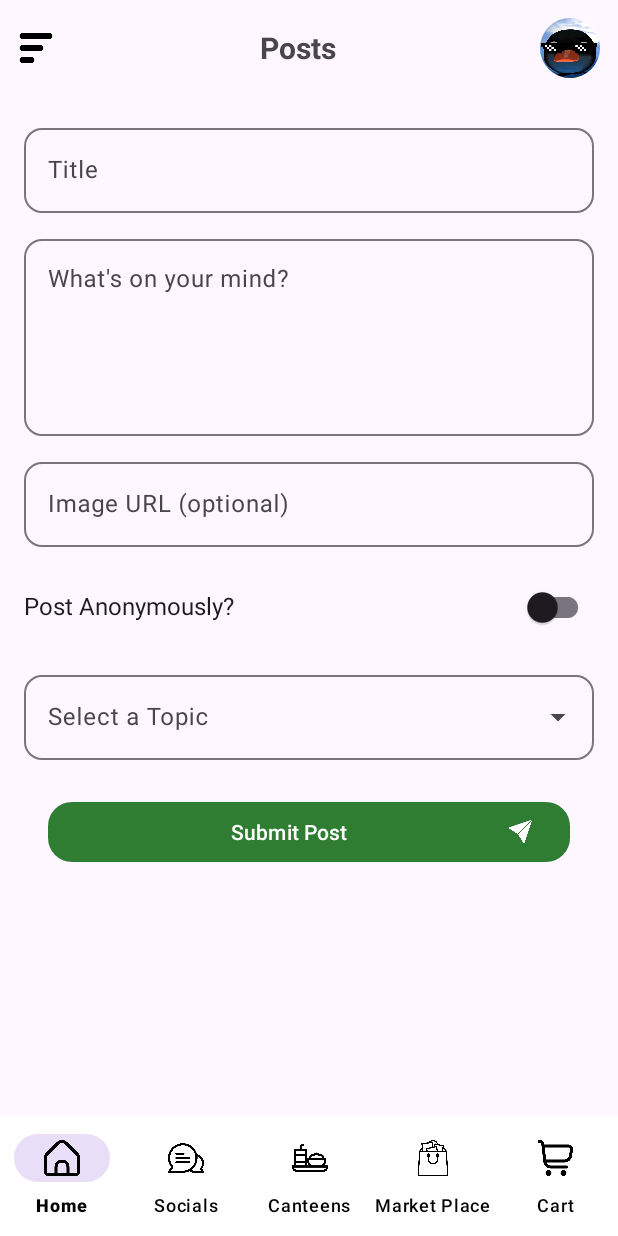
After one commit to SayedHaneef31/Campus-Dock---Android, an Android app: the CreatePostFragment screen opened through its navigation route, on a phone screen of 412 x 824 dp. The commit adds this screen. Run offline under Robolectric (Android 15) with nearby library versions, the phone set to English and light mode, and no system bars; our stand-ins replace navigation-ui.

Commit message:
Create Post Done

```diff
--- a/app/src/main/java/com/sayed/campusdock/UI/Socials/SocialFragment.kt
+++ b/app/src/main/java/com/sayed/campusdock/UI/Socials/SocialFragment.kt
@@ -8,6 +8,7 @@ import android.view.ViewGroup
 import androidx.navigation.fragment.findNavController
 import androidx.viewpager2.adapter.FragmentStateAdapter
 import androidx.viewpager2.widget.ViewPager2
+import com.google.android.material.floatingactionbutton.FloatingActionButton
 import com.google.android.material.tabs.TabLayout
 import com.google.android.material.tabs.TabLayoutMediator
 import com.sayed.campusdock.R
@@ -22,6 +23,7 @@ class SocialFragment : Fragment() {
 
         val viewPager: ViewPager2 = view.findViewById(R.id.viewPager)
         val tabLayout: TabLayout = view.findViewById(R.id.tabLayout)
+        val fabAddPost: FloatingActionButton = view.findViewById(R.id.fabAddPost)
 
         // Set up the ViewPager with a custom adapter
         val pagerAdapter = ViewPagerAdapter(this)
@@ -36,6 +38,10 @@ class SocialFragment : Fragment() {
                 else -> throw IllegalStateException("Invalid tab position")
             }
         }.attach()
+
+        fabAddPost.setOnClickListener {
+            findNavController().navigate(R.id.action_socialFragment_to_createPostFragment)
+        }
 
         return view
     }
--- /dev/null
+++ b/app/src/main/res/layout/fragment_create_post.xml
@@ -0,0 +1,203 @@
+<?xml version="1.0" encoding="utf-8"?>
+<androidx.constraintlayout.widget.ConstraintLayout
+    xmlns:android="http://schemas.android.com/apk/res/android"
+    xmlns:app="http://schemas.android.com/apk/res-auto"
+    xmlns:tools="http://schemas.android.com/tools"
+    android:layout_width="match_parent"
+    android:layout_height="match_parent"
+    android:background="?android:colorBackground"
+    tools:context=".UI.Socials.CreatePostFragment">
+
+    <!-- Top Bar -->
+    <LinearLayout
+        android:id="@+id/topBar"
+        android:layout_width="0dp"
+        android:layout_height="wrap_content"
+        android:orientation="horizontal"
+        android:gravity="center_vertical"
+        android:padding="12dp"
+        app:layout_constraintTop_toTopOf="parent"
+        app:layout_constraintStart_toStartOf="parent"
+        app:layout_constraintEnd_toEndOf="parent">
+
+        <ImageView
+            android:id="@+id/btnMenu"
+            android:layout_width="24dp"
+            android:layout_height="24dp"
+            android:src="@drawable/drwaer"
+            android:contentDescription="Menu"/>
+
+        <TextView
+            android:layout_width="0dp"
+            android:layout_height="wrap_content"
+            android:layout_weight="1"
+            android:text="Posts"
+            android:textStyle="bold"
+            android:textSize="20sp"
+            android:gravity="center"/>
+
+        <ImageView
+            android:id="@+id/imgProfile"
+            android:layout_width="40dp"
+            android:layout_height="40dp"
+            android:src="@drawable/profile_pic"
+            android:scaleType="centerCrop"
+            android:background="@drawable/circle_background"
+            android:clipToOutline="true"
+            android:contentDescription="Profile"/>
+    </LinearLayout>
+
+    <!-- Post Title -->
+    <com.google.android.material.textfield.TextInputLayout
+        android:id="@+id/tilPostTitle"
+        style="@style/Widget.Material3.TextInputLayout.OutlinedBox"
+        android:layout_width="0dp"
+        android:layout_height="wrap_content"
+        android:hint="Title"
+        app:boxCornerRadiusTopStart="12dp"
+        app:boxCornerRadiusTopEnd="12dp"
+        app:boxCornerRadiusBottomStart="12dp"
+        app:boxCornerRadiusBottomEnd="12dp"
+        app:layout_constraintTop_toBottomOf="@id/topBar"
+        app:layout_constraintStart_toStartOf="parent"
+        app:layout_constraintEnd_toEndOf="parent"
+        android:layout_margin="16dp">
+
+        <com.google.android.material.textfield.TextInputEditText
+            android:id="@+id/etPostTitle"
+            android:layout_width="match_parent"
+            android:layout_height="wrap_content"
+            android:inputType="textCapSentences"/>
+    </com.google.android.material.textfield.TextInputLayout>
+
+    <!-- Post Content -->
+    <com.google.android.material.textfield.TextInputLayout
+        android:id="@+id/tilPostContent"
+        style="@style/Widget.Material3.TextInputLayout.OutlinedBox"
+        android:layout_width="0dp"
+        android:layout_height="wrap_content"
+        android:hint="What's on your mind?"
+        app:boxCornerRadiusTopStart="12dp"
+        app:boxCornerRadiusTopEnd="12dp"
+        app:boxCornerRadiusBottomStart="12dp"
+        app:boxCornerRadiusBottomEnd="12dp"
+        app:layout_constraintTop_toBottomOf="@id/tilPostTitle"
+        app:layout_constraintStart_toStartOf="parent"
+        app:layout_constraintEnd_toEndOf="parent"
+        android:layout_marginHorizontal="16dp"
+        android:layout_marginTop="12dp">
+
+        <com.google.android.material.textfield.TextInputEditText
+            android:id="@+id/etPostContent"
+            android:layout_width="match_parent"
+            android:layout_height="wrap_content"
+            android:minLines="5"
+            android:gravity="top|start"
+            android:inputType="textMultiLine"/>
+    </com.google.android.material.textfield.TextInputLayout>
+
+    <!-- Image URL -->
+    <com.google.android.material.textfield.TextInputLayout
+        android:id="@+id/tilPostImageUrl"
+        style="@style/Widget.Material3.TextInputLayout.OutlinedBox"
+        android:layout_width="0dp"
+        android:layout_height="wrap_content"
+        android:hint="Image URL (optional)"
+        app:boxCornerRadiusTopStart="12dp"
+        app:boxCornerRadiusTopEnd="12dp"
+        app:boxCornerRadiusBottomStart="12dp"
+        app:boxCornerRadiusBottomEnd="12dp"
+        app:layout_constraintTop_toBottomOf="@id/tilPostContent"
+        app:layout_constraintStart_toStartOf="parent"
+        app:layout_constraintEnd_toEndOf="parent"
+        android:layout_marginHorizontal="16dp"
+        android:layout_marginTop="12dp">
+
+        <com.google.android.material.textfield.TextInputEditText
+            android:id="@+id/etPostImageUrl"
+            android:layout_width="match_parent"
+            android:layout_height="wrap_content"
+            android:inputType="textUri"/>
+    </com.google.android.material.textfield.TextInputLayout>
+
+    <!-- Anonymous Toggle -->
+    <LinearLayout
+        android:id="@+id/layoutAnonymous"
+        android:layout_width="0dp"
+        android:layout_height="wrap_content"
+        android:orientation="horizontal"
+        android:paddingHorizontal="16dp"
+        android:layout_marginTop="16dp"
+        app:layout_constraintTop_toBottomOf="@id/tilPostImageUrl"
+        app:layout_constraintStart_toStartOf="parent"
+        app:layout_constraintEnd_toEndOf="parent">
+
+        <TextView
+            android:id="@+id/tvIsAnonymous"
+            android:layout_width="0dp"
+            android:layout_height="wrap_content"
+            android:layout_weight="1"
+            android:text="Post Anonymously?"
+            android:textSize="16sp"
+            android:textColor="?attr/colorOnBackground"
+            android:gravity="center_vertical" />
+
+        <com.google.android.material.switchmaterial.SwitchMaterial
+            android:id="@+id/switchIsAnonymous"
+            android:layout_width="wrap_content"
+            android:layout_height="wrap_content" />
+    </LinearLayout>
+
+    <!-- Topic Selection -->
+    <com.google.android.material.textfield.TextInputLayout
+        android:id="@+id/tilTopic"
+        style="@style/Widget.Material3.TextInputLayout.OutlinedBox.ExposedDropdownMenu"
+        android:layout_width="0dp"
+        android:layout_height="wrap_content"
+        android:hint="Select a Topic"
+        app:boxCornerRadiusTopStart="12dp"
+        app:boxCornerRadiusTopEnd="12dp"
+        app:boxCornerRadiusBottomStart="12dp"
+        app:boxCornerRadiusBottomEnd="12dp"
+        app:layout_constraintTop_toBottomOf="@id/layoutAnonymous"
+        app:layout_constraintStart_toStartOf="parent"
+        app:layout_constraintEnd_toEndOf="parent"
+        android:layout_marginHorizontal="16dp"
+        android:layout_marginTop="16dp">
+
+        <AutoCompleteTextView
+            android:id="@+id/atvTopic"
+            android:layout_width="match_parent"
+            android:layout_height="wrap_content"
+            android:inputType="none"/>
+    </com.google.android.material.textfield.TextInputLayout>
+
+    <!-- Submit Button -->
+    <com.google.android.material.button.MaterialButton
+        android:id="@+id/btnSubmitPost"
+        android:layout_width="0dp"
+        android:layout_height="wrap_content"
+        android:text="Submit Post"
+        android:textAllCaps="false"
+        app:cornerRadius="16dp"
+        app:icon="@drawable/submit_icon"
+        app:iconGravity="end"
+        app:iconTint="@color/white"
+        app:layout_constraintTop_toBottomOf="@id/tilTopic"
+        app:layout_constraintStart_toStartOf="parent"
+        app:layout_constraintEnd_toEndOf="parent"
+        android:layout_marginHorizontal="32dp"
+        android:layout_marginTop="24dp"/>
+
+    <!-- Loading -->
+    <ProgressBar
+        android:id="@+id/progressBar"
+        style="?android:attr/progressBarStyleLarge"
+        android:layout_width="wrap_content"
+        android:layout_height="wrap_content"
+        android:visibility="gone"
+        app:layout_constraintTop_toTopOf="parent"
+        app:layout_constraintBottom_toBottomOf="parent"
+        app:layout_constraintStart_toStartOf="parent"
+        app:layout_constraintEnd_toEndOf="parent"/>
+</androidx.constraintlayout.widget.ConstraintLayout>
--- a/app/src/main/res/navigation/social_nav_graph.xml
+++ b/app/src/main/res/navigation/social_nav_graph.xml
@@ -12,6 +12,9 @@
         <action
             android:id="@+id/action_socialFragment_to_postScreenFragment"
             app:destination="@id/postScreenFragment" />
+        <action
+            android:id="@+id/action_socialFragment_to_createPostFragment"
+            app:destination="@id/createPostFragment" />
     </fragment>
 
     <fragment
@@ -37,4 +40,16 @@
             app:argType="string" />
     </fragment>
 
+    <fragment
+        android:id="@+id/createPostFragment"
+        android:name="com.sayed.campusdock.UI.Socials.CreatePostFragment"
+        android:label="CreatePostFragment"
+        tools:layout="@layout/fragment_create_post">
+        <action
+            android:id="@+id/action_createPostFragment_to_socialFragment2"
+            app:destination="@id/socialFragment2"
+            app:popUpTo="@id/socialFragment2"
+            app:popUpToInclusive="true" />
+    </fragment>
+
 </navigation>
```
Also changed, not shown: app/src/main/java/com/sayed/campusdock/API/ApiService.kt (+9 -0 lines), app/src/main/java/com/sayed/campusdock/Data/Socials/PostRequest.kt (added, +17 -0 lines), app/src/main/java/com/sayed/campusdock/Data/Socials/PostResponse.kt (added, +20 -0 lines), app/src/main/java/com/sayed/campusdock/Data/Socials/TopicResponse.kt (added, +8 -0 lines), app/src/main/java/com/sayed/campusdock/UI/Socials/CreatePostFragment.kt (added, +187 -0 lines), app/src/main/res/drawable/submit_icon.png (added).
